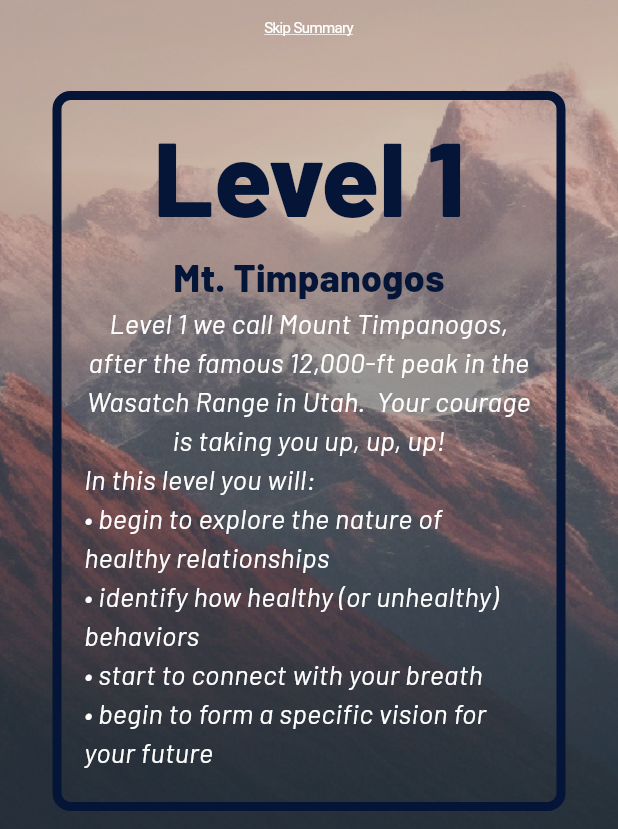
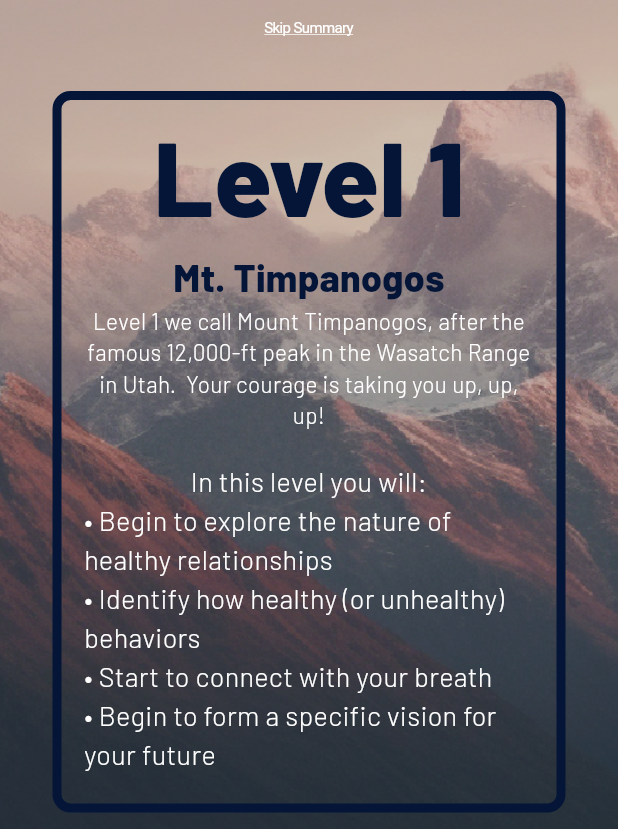
Before and after one commit to provo-caps-tg/peaku-app, a Flutter app: the screen it shows after launch, after a tap on "Get Started", after a tap on "Submit & Continue", after a tap on "Explore Summary of PeakU", on a phone screen of 412 x 824 dp, the part 407-1236 px from its top. Run offline on Flutter 3.47's test engine with Material 3 defaults, Android fonts, the phone set to English and light mode, and no system bars; missing offline and left inert: flutter_survey, survey_kit.

Commit message:
Small Finish Ups

```diff
--- a/lib/survey_intro.dart
+++ b/lib/survey_intro.dart
@@ -503,7 +503,16 @@ class _IntroPageState extends State<IntroPage> with TickerProviderStateMixin {
                                           ),
                                         ),
                                         Text(
-                                          "Level 1 we call Mount Timpanogos, after the famous 12,000-ft peak in the Wasatch Range in Utah.  Your courage is taking you up, up, up!",
+                                          "Level 1 we call Mount Timpanogos, after the famous 12,000-ft peak in the Wasatch Range in Utah.  Your courage is taking you up, up, up!\n",
+                                          textAlign: TextAlign.center,
+                                          style: TextStyle(
+                                            fontSize: 15,
+                                            color: Colors.white.withOpacity(animationO.value/100),
+                                            fontFamily: 'Barlow',
+                                          ),
+                                        ),
+                                        Text(
+                                          "In this level you will:",
                                           textAlign: TextAlign.center,
                                           style: TextStyle(
                                             fontSize: 18,
@@ -512,7 +521,7 @@ class _IntroPageState extends State<IntroPage> with TickerProviderStateMixin {
                                           ),
                                         ),
                                         Text(
-                                          "In this level you will:\n\u2022 begin to explore the nature of healthy relationships \n\u2022 identify how healthy (or unhealthy) behaviors\n\u2022 start to connect with your breath\n\u2022 begin to form a specific vision for your future",
+                                          "\u2022 Begin to explore the nature of healthy relationships \n\u2022 Identify how healthy (or unhealthy) behaviors\n\u2022 Start to connect with your breath\n\u2022 Begin to form a specific vision for your future",
                                           textAlign: TextAlign.left,
                                           style: TextStyle(
                                             fontSize: 18,
@@ -560,7 +569,16 @@ class _IntroPageState extends State<IntroPage> with TickerProviderStateMixin {
                                           ),
                                         ),
                                         Text(
-                                          "Level 2 is our Mount Whitney—you’re growing to over 14,000 feet.  Congratulations!",
+                                          "Level 2 is our Mount Whitney—you’re growing to over 14,000 feet.  Congratulations!\n",
+                                          textAlign: TextAlign.center,
+                                          style: TextStyle(
+                                            fontSize: 15,
+                                            color: Colors.white.withOpacity(animationO.value/100),
+                                            fontFamily: 'Barlow',
+                                          ),
+                                        ),
+                                        Text(
+                                          "In this level you will:",
                                           textAlign: TextAlign.center,
                                           style: TextStyle(
                                             fontSize: 18,
@@ -569,7 +587,7 @@ class _IntroPageState extends State<IntroPage> with TickerProviderStateMixin {
                                           ),
                                         ),
                                         Text(
-                                          "In this level, you will:\n\u2022 Deepen your understanding of healthy relationships\n\u2022  Identify the qualities we look for, and bring, to relationships\n\u2022  Determine your core values\n\u2022 Start listening for the core values in others\n\u2022 Understand the significance of values\n\u2022 Practice a moving meditation\n\u2022 Continue working on your future vision\n\u2022 Practice being recognized for your core values",
+                                          "\u2022 Deepen your understanding of healthy relationships\n\u2022  Identify the qualities we look for, and bring, to relationships\n\u2022  Determine your core values\n\u2022 Start listening for the core values in others\n\u2022 Understand the significance of values\n\u2022 Practice a moving meditation\n\u2022 Continue working on your future vision\n\u2022 Practice being recognized for your core values",
                                           textAlign: TextAlign.left,
                                           style: TextStyle(
                                             fontSize: 18,
@@ -617,7 +635,16 @@ class _IntroPageState extends State<IntroPage> with TickerProviderStateMixin {
                                           ),
                                         ),
                                         Text(
-                                          "Level 3 is all the way to The Himalayas, where the air is thin, but your strength prevails!",
+                                          "Level 3 is all the way to The Himalayas, where the air is thin, but your strength prevails!\n",
+                                          textAlign: TextAlign.center,
+                                          style: TextStyle(
+                                            fontSize: 15,
+                                            color: Colors.white.withOpacity(animationO.value/100),
+                                            fontFamily: 'Barlow',
+                                          ),
+                                        ),
+                                        Text(
+                                          "In this level you will:",
                                           textAlign: TextAlign.center,
                                           style: TextStyle(
                                             fontSize: 18,
@@ -626,7 +653,7 @@ class _IntroPageState extends State<IntroPage> with TickerProviderStateMixin {
                                           ),
                                         ),
                                         Text(
-                                          "In this level, you will:\n\u2022 Further deepen your understanding of healthy relationships\n\u2022 Explore the importance of emotions in relationships\n\u2022 Understand Emotional Regulation\n\u2022 Learn effective strategies for managing any scenario\n\u2022 Apply those strategies in real time\n\u2022 Learn valuable communication skills for nourishing all relationships\n\u2022 Practice active listening scenarios\n\u2022 Further your future vision with specific goals and steps",
+                                          "\u2022 Further deepen your understanding of healthy relationships\n\u2022 Explore the importance of emotions in relationships\n\u2022 Understand Emotional Regulation\n\u2022 Learn effective strategies for managing any scenario\n\u2022 Apply those strategies in real time\n\u2022 Learn valuable communication skills for nourishing all relationships\n\u2022 Practice active listening scenarios\n\u2022 Further your future vision with specific goals and steps",
                                           textAlign: TextAlign.left,
                                           style: TextStyle(
                                             fontSize: 18,
@@ -674,7 +701,16 @@ class _IntroPageState extends State<IntroPage> with TickerProviderStateMixin {
                                           ),
                                         ),
                                         Text(
-                                          "Level 4 is, of course, PeakU!  You are off and running, my friend.  Seriously, take a breath and appreciate yourself for taking this on, and so successfully.",
+                                          "Level 4 is, of course, PeakU!  You are off and running, my friend.  Seriously, take a breath and appreciate yourself for taking this on, and so successfully.\n",
+                                          textAlign: TextAlign.center,
+                                          style: TextStyle(
+                                            fontSize: 15,
+                                            color: Colors.white.withOpacity(animationO.value/100),
+                                            fontFamily: 'Barlow',
+                                          ),
+                                        ),
+                                        Text(
+                                          "In this level you will:",
                                           textAlign: TextAlign.center,
                                           style: TextStyle(
                                             fontSize: 18,
@@ -683,7 +719,7 @@ class _IntroPageState extends State<IntroPage> with TickerProviderStateMixin {
                                           ),
                                         ),
                                         Text(
-                                          "In this level, you will:\n\u2022 See the peak signs of healthy relationships\n\u2022 Examine timing of relationship events\n\u2022 Explore flexibility and expectations in relationships\n\u2022 Experience the dance of intimacy, inside the dynamics of space and pressure\n\u2022 Chisel your future vision from dream into reality\n\u2022 Get resources for your needs\n\u2022 Live at PeakU",
+                                          "\u2022 See the peak signs of healthy relationships\n\u2022 Examine timing of relationship events\n\u2022 Explore flexibility and expectations in relationships\n\u2022 Experience the dance of intimacy, inside the dynamics of space and pressure\n\u2022 Chisel your future vision from dream into reality\n\u2022 Get resources for your needs\n\u2022 Live at PeakU",
                                           textAlign: TextAlign.left,
                                           style: TextStyle(
                                             fontSize: 18,
--- a/pubspec.yaml
+++ b/pubspec.yaml
@@ -35,8 +35,7 @@ flutter:
     - family: Barlow
       fonts:
         - asset: assets/fonts/Barlow/Barlow-ExtraBold.ttf
-        - asset: assets/fonts/Barlow/Barlow-Italic.ttf
-          style: italic
+        - asset: assets/fonts/Barlow/Barlow-Light.ttf
 
 
 
```
